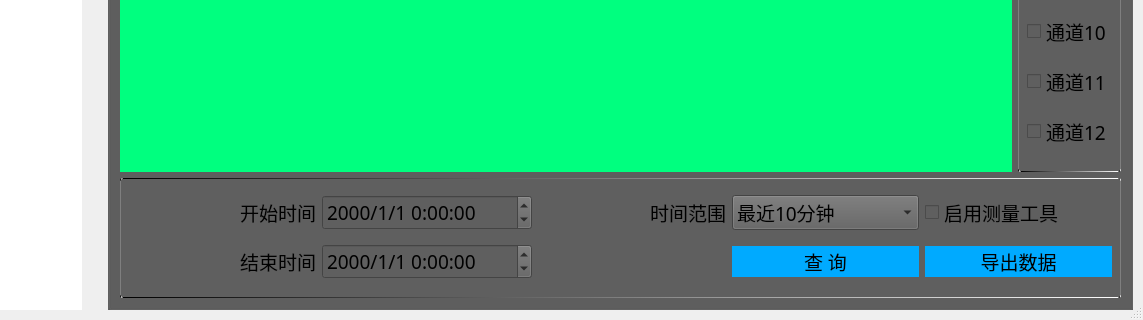
The window that MainWnd.ui (byteman/bullet) describes before a commit, drawn with Qt 5; both pictures show x 148 to 1291 and y 599 to 919 of the 1291 by 919 pixel window.
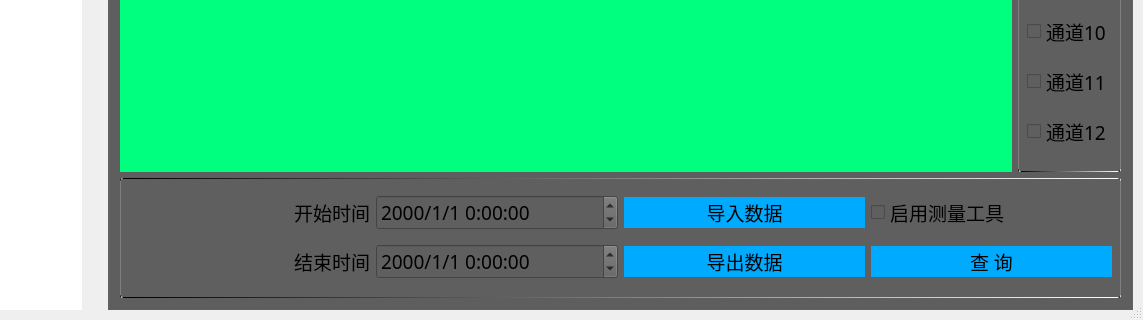
The same window after the commit. The open tabs and pages were chosen to show the change. Icons and pictures are not drawn. Custom widgets are drawn as their Qt base class.

Commit message: 1.支持usb数据导入 2.修改数据库结构

The edit to the form file:
```diff
--- a/MainWnd.ui
+++ b/MainWnd.ui
@@ -1332,6 +1332,59 @@
 }</string>
             </property>
             <layout class="QGridLayout" name="gridLayout_3">
+             <item row="0" column="2">
+              <widget class="QPushButton" name="btnImport">
+               <property name="font">
+                <font>
+                 <family>微软雅黑</family>
+                 <pointsize>14</pointsize>
+                 <weight>50</weight>
+                 <bold>false</bold>
+                </font>
+               </property>
+               <property name="styleSheet">
+                <string notr="true">QPushButton{
+
+border-raidus:0px;
+border-color: qlineargradient(spread:pad, x1:0, y1:0, x2:1, y2:0, stop:0 rgba(0, 0, 0, 255), stop:1 rgba(255, 255, 255, 255));
+background-color: rgb(0, 170, 255);
+border-width:1px;
+border-style:sold;
+}
+
+QPushButton:hove{
+border-raidus:0px;
+border-style:solid;
+border-width:0px 0px 2px 0px;
+padding:4px 4px 2px 4px;
+border-color:#00BB9E;
+background:qlineargradient(spread:pad,x1:0,y1:0,x2:0,y2:1,stop:0 #646464,stop:1 #525252);
+}</string>
+               </property>
+               <property name="text">
+                <string>导入数据</string>
+               </property>
+              </widget>
+             </item>
+             <item row="2" column="1">
+              <widget class="QDateTimeEdit" name="dteTo">
+               <property name="minimumSize">
+                <size>
+                 <width>0</width>
+                 <height>30</height>
+                </size>
+               </property>
+               <property name="font">
+                <font>
+                 <family>微软雅黑</family>
+                 <pointsize>14</pointsize>
+                </font>
+               </property>
+               <property name="displayFormat">
+                <string>yyyy/M/d H:mm:ss</string>
+               </property>
+              </widget>
+             </item>
              <item row="0" column="0">
               <widget class="QLabel" name="label_6">
                <property name="font">
@@ -1348,81 +1401,6 @@
                </property>
               </widget>
              </item>
-             <item row="0" column="1">
-              <widget class="QDateTimeEdit" name="dteFrom">
-               <property name="minimumSize">
-                <size>
-                 <width>0</width>
-                 <height>30</height>
-                </size>
-               </property>
-               <property name="font">
-                <font>
-                 <family>微软雅黑</family>
-                 <pointsize>14</pointsize>
-                </font>
-               </property>
-               <property name="displayFormat">
-                <string>yyyy/M/d H:mm:ss</string>
-               </property>
-              </widget>
-             </item>
-             <item row="0" column="2">
-              <widget class="QLabel" name="label_8">
-               <property name="font">
-                <font>
-                 <family>微软雅黑</family>
-                 <pointsize>14</pointsize>
-                </font>
-               </property>
-               <property name="text">
-                <string>时间范围</string>
-               </property>
-               <property name="alignment">
-                <set>Qt::AlignRight|Qt::AlignTrailing|Qt::AlignVCenter</set>
-               </property>
-              </widget>
-             </item>
-             <item row="0" column="3">
-              <widget class="QComboBox" name="cbxTimeSpan">
-               <property name="font">
-                <font>
-                 <family>微软雅黑</family>
-                 <pointsize>14</pointsize>
-                </font>
-               </property>
-               <item>
-                <property name="text">
-                 <string>最近10分钟</string>
-                </property>
-               </item>
-               <item>
-                <property name="text">
-                 <string>最近20分钟</string>
-                </property>
-               </item>
-               <item>
-                <property name="text">
-                 <string>最近1个小时</string>
-                </property>
-               </item>
-               <item>
-                <property name="text">
-                 <string>最近2小时</string>
-                </property>
-               </item>
-               <item>
-                <property name="text">
-                 <string>最近5小时</string>
-                </property>
-               </item>
-               <item>
-                <property name="text">
-                 <string>最近10小时</string>
-                </property>
-               </item>
-              </widget>
-             </item>
              <item row="0" column="4">
               <widget class="QCheckBox" name="chkMeasure">
                <property name="font">
@@ -1436,7 +1414,26 @@
                </property>
               </widget>
              </item>
-             <item row="1" column="0">
+             <item row="0" column="1">
+              <widget class="QDateTimeEdit" name="dteFrom">
+               <property name="minimumSize">
+                <size>
+                 <width>0</width>
+                 <height>30</height>
+                </size>
+               </property>
+               <property name="font">
+                <font>
+                 <family>微软雅黑</family>
+                 <pointsize>14</pointsize>
+                </font>
+               </property>
+               <property name="displayFormat">
+                <string>yyyy/M/d H:mm:ss</string>
+               </property>
+              </widget>
+             </item>
+             <item row="2" column="0">
               <widget class="QLabel" name="label_7">
                <property name="font">
                 <font>
@@ -1452,26 +1449,7 @@
                </property>
               </widget>
              </item>
-             <item row="1" column="1">
-              <widget class="QDateTimeEdit" name="dteTo">
-               <property name="minimumSize">
-                <size>
-                 <width>0</width>
-                 <height>30</height>
-                </size>
-               </property>
-               <property name="font">
-                <font>
-                 <family>微软雅黑</family>
-                 <pointsize>14</pointsize>
-                </font>
-               </property>
-               <property name="displayFormat">
-                <string>yyyy/M/d H:mm:ss</string>
-               </property>
-              </widget>
-             </item>
-             <item row="1" column="3">
+             <item row="2" column="4">
               <widget class="QPushButton" name="btnQuery">
                <property name="font">
                 <font>
@@ -1505,7 +1483,7 @@
                </property>
               </widget>
              </item>
-             <item row="1" column="4">
+             <item row="2" column="2">
               <widget class="QPushButton" name="btnExport">
                <property name="font">
                 <font>
```
Left out of the diff: 2 changed lines with no effect on the pictures. The commit also changes 11 other files.
